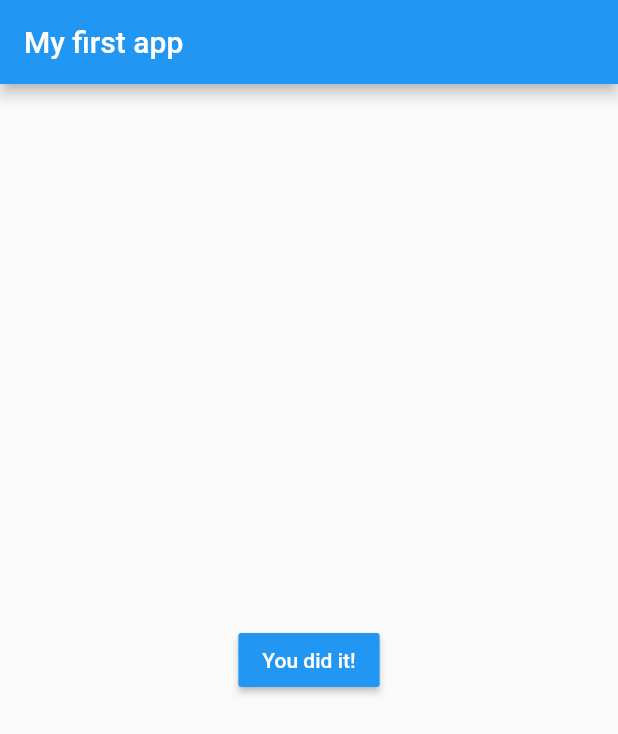
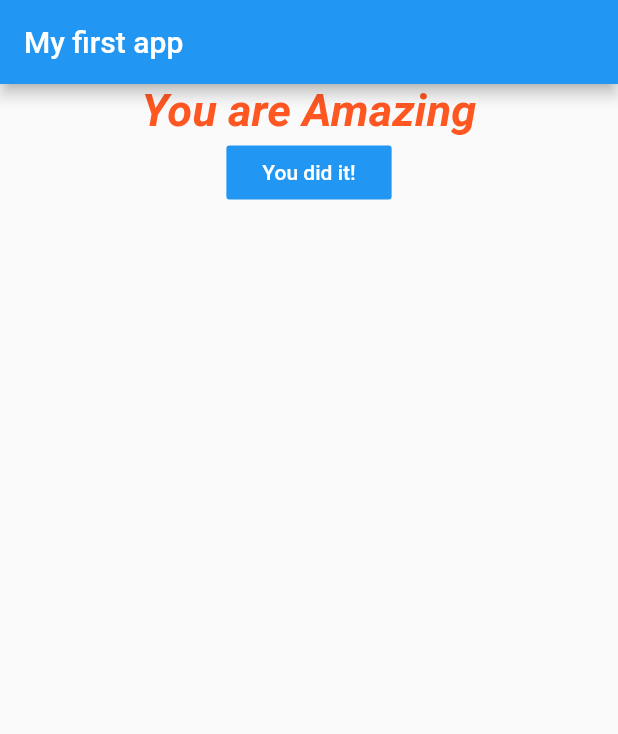
Before and after one commit to ishanknijhawan/My-First-Flutter-app, a Flutter app: the screen it shows after launch, after a tap on "Red", after a tap on "Lion", after a tap on "Python", on a phone screen of 412 x 824 dp. Shown: the top 734 px of the screen. Run offline on Flutter 3.47's test engine with Material 2 defaults, Android fonts, the phone set to English and light mode, and no system bars.

Commit message:
final scores

```diff
--- a/lib/main.dart
+++ b/lib/main.dart
@@ -4,18 +4,32 @@ import 'package:quiz_app/result.dart';
 
 void main() => runApp(MyApp());
 
-var _questions = [
+var totalScore = 0;
+const _questions = [
   {
     'questionText': 'What\'s your favorite color ?',
-    'answer': ['Red', 'Blue', 'Green']
+    'answer': [
+      {'color': 'Red', 'score': 8},
+      {'color': 'Blue', 'score': 15},
+      {'color': 'Green', 'score': 10}
+    ]
   },
   {
     'questionText': 'What\'s your favorite animal ?',
-    'answer': ['Panda', 'Lion', 'Tiger', 'Koala']
+    'answer': [
+      {'color': 'Panda', 'score': 8},
+      {'color': 'Lion', 'score': 15},
+      {'color': 'Tiger', 'score': 10},
+      {'color': 'Koala', 'score': 21},
+    ]
   },
   {
     'questionText': 'What\'s your favorite language ?',
-    'answer': ['Dart', 'Kotlin', 'Python']
+    'answer': [
+      {'color': 'Dart', 'score': 8},
+      {'color': 'Kotlin', 'score': 15},
+      {'color': 'Python', 'score': 5}
+    ]
   }
 ];
 var _index = 0;
@@ -36,17 +50,19 @@ class _MyAppState extends State<MyApp> {
         body: _index < _questions.length
             ? Quiz(
                 questions: _questions,
-                answerQuestion: _answerQuestion,
+                answerQuestion: _answerQuestions,
                 index: _index,
               )
-            : Result(),
+            : Result(totalScore),
       ),
     );
   }
 
-  _answerQuestion() {
+  _answerQuestions(score) {
     setState(() {
       _index = _index + 1;
+      totalScore += score;
+      print('total score is $totalScore');
       print("question index is $_index");
     });
   }
--- a/lib/quiz.dart
+++ b/lib/quiz.dart
@@ -16,8 +16,9 @@ class Quiz extends StatelessWidget {
   Widget build(BuildContext context) {
     return Column(children: [
       Question(questions[index]['questionText']),
-      ...(questions[index]['answer'] as List<String>)
-          .map((answer) => Answer(answerQuestion, answer))
+      ...(questions[index]['answer'] as List<Map<String, Object>>)
+          .map((answer) =>
+              Answer(() => answerQuestion(answer['score']), answer['color']))
           .toList()
     ]);
   }
--- a/lib/result.dart
+++ b/lib/result.dart
@@ -1,15 +1,49 @@
 import 'package:flutter/material.dart';
 
+// ignore: must_be_immutable
 class Result extends StatelessWidget {
+  final int score;
+
+  Result(this.score);
+
+  var text = "";
+
   @override
   Widget build(BuildContext context) {
+    if (score > 10 && score < 20)
+      text = 'Sexy';
+    else if (score > 20 && score < 30)
+      text = 'Amazing';
+    else if (score > 30 && score < 40)
+      text = 'Mind blowing';
+    else
+      text = 'next level bro';
+
     return Center(
-      child: RaisedButton(
-        color: Colors.blue,
-        textColor: Colors.white,
-        child: Text('You did it!'),
-        onPressed: () {},
-      ),
-    );
+        child: Column(
+      textDirection: TextDirection.ltr,
+      children: <Widget>[
+        Text(
+          'You are $text',
+          //temp commit
+          style: TextStyle(
+            color: Colors.deepOrange,
+            fontSize: 30,
+            fontWeight: FontWeight.w700,
+            fontStyle: FontStyle.italic,
+          ),
+        ),
+        RaisedButton(
+          color: Colors.blue,
+          elevation: 0,
+          textTheme: ButtonTextTheme.primary,
+          textColor: Colors.white,
+          child: Text(
+            'You did it!',
+          ),
+          onPressed: () {},
+        ),
+      ],
+    ));
   }
 }
--- a/pubspec.yaml
+++ b/pubspec.yaml
@@ -14,7 +14,7 @@ description: A new Flutter project.
 version: 1.0.0+1
 
 environment:
-  sdk: ">=2.1.0 <3.0.0"
+  sdk: ">=2.2.2 <3.0.0"
 
 dependencies:
   flutter:
```
